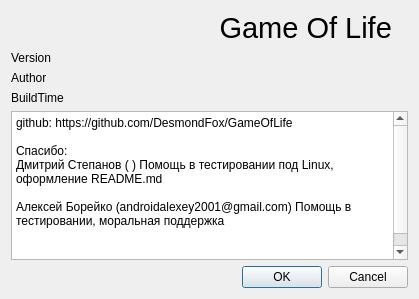
Before: the Qt Designer form src/aboutdialog.ui in DesmondFox/GameOfLife, drawn with Qt 5.
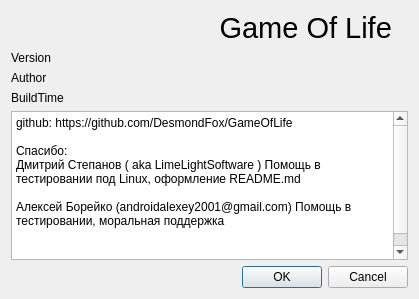
After: the same form once the commit is applied.

Commit message: Иконка приложения под Windows

Diff of the .ui file:
```diff
--- a/src/aboutdialog.ui
+++ b/src/aboutdialog.ui
@@ -72,7 +72,7 @@
       <string>github: https://github.com/DesmondFox/GameOfLife
 
 Спасибо:
-Дмитрий Степанов ( ) Помощь в тестировании под Linux, оформление README.md
+Дмитрий Степанов ( aka LimeLightSoftware ) Помощь в тестировании под Linux, оформление README.md
 
 Алексей Борейко (androidalexey2001@gmail.com) Помощь в тестировании, моральная поддержка
 
```
The commit also changes 7 other files.
